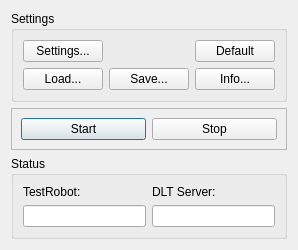
HugoCunha/DLTTestRobot, file dialog.ui: the form before one commit.
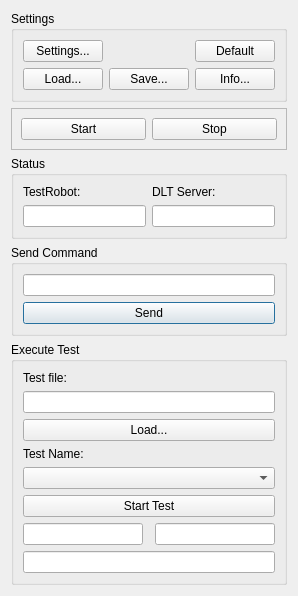
The form after the commit.

The edit to the form file:
```diff
--- a/dialog.ui
+++ b/dialog.ui
@@ -7,7 +7,7 @@
     <x>0</x>
     <y>0</y>
     <width>294</width>
-    <height>242</height>
+    <height>583</height>
    </rect>
   </property>
   <property name="sizePolicy">
@@ -34,6 +34,25 @@
    <bool>true</bool>
   </property>
   <layout class="QGridLayout" name="gridLayout">
+   <item row="3" column="0">
+    <widget class="QGroupBox" name="groupBox">
+     <property name="title">
+      <string>Send Command</string>
+     </property>
+     <layout class="QVBoxLayout" name="verticalLayout">
+      <item>
+       <widget class="QLineEdit" name="lineEditMessage"/>
+      </item>
+      <item>
+       <widget class="QPushButton" name="pushButtonSend">
+        <property name="text">
+         <string>Send</string>
+        </property>
+       </widget>
+      </item>
+     </layout>
+    </widget>
+   </item>
    <item row="1" column="0">
     <widget class="QFrame" name="frame">
      <property name="frameShape">
@@ -72,43 +91,6 @@
      </layout>
     </widget>
    </item>
-   <item row="2" column="0">
-    <widget class="QGroupBox" name="groupBox_8">
-     <property name="title">
-      <string>Status</string>
-     </property>
-     <layout class="QGridLayout" name="gridLayout_3">
-      <item row="0" column="1">
-       <widget class="QLabel" name="label_7">
-        <property name="text">
-         <string>DLT Server:</string>
-        </property>
-       </widget>
-      </item>
-      <item row="1" column="1">
-       <widget class="QLineEdit" name="lineEditStatusDLT">
-        <property name="readOnly">
-         <bool>true</bool>
-        </property>
-       </widget>
-      </item>
-      <item row="0" column="0">
-       <widget class="QLabel" name="label_4">
-        <property name="text">
-         <string>TestRobot:</string>
-        </property>
-       </widget>
-      </item>
-      <item row="1" column="0">
-       <widget class="QLineEdit" name="lineEditStatusTestRobot">
-        <property name="readOnly">
-         <bool>true</bool>
-        </property>
-       </widget>
-      </item>
-     </layout>
-    </widget>
-   </item>
    <item row="0" column="0">
     <widget class="QGroupBox" name="groupBox_6">
      <property name="title">
@@ -153,6 +135,111 @@
      </layout>
     </widget>
    </item>
+   <item row="2" column="0">
+    <widget class="QGroupBox" name="groupBox_8">
+     <property name="title">
+      <string>Status</string>
+     </property>
+     <layout class="QGridLayout" name="gridLayout_3">
+      <item row="0" column="1">
+       <widget class="QLabel" name="label_7">
+        <property name="text">
+         <string>DLT Server:</string>
+        </property>
+       </widget>
+      </item>
+      <item row="1" column="1">
+       <widget class="QLineEdit" name="lineEditStatusDLT">
+        <property name="readOnly">
+         <bool>true</bool>
+        </property>
+       </widget>
+      </item>
+      <item row="0" column="0">
+       <widget class="QLabel" name="label_4">
+        <property name="text">
+         <string>TestRobot:</string>
+        </property>
+       </widget>
+      </item>
+      <item row="1" column="0">
+       <widget class="QLineEdit" name="lineEditStatusTestRobot">
+        <property name="readOnly">
+         <bool>true</bool>
+        </property>
+       </widget>
+      </item>
+     </layout>
+    </widget>
+   </item>
+   <item row="4" column="0">
+    <widget class="QGroupBox" name="groupBox_2">
+     <property name="title">
+      <string>Execute Test</string>
+     </property>
+     <layout class="QGridLayout" name="gridLayout_4">
+      <item row="6" column="2">
+       <widget class="QLineEdit" name="lineEditTestSize">
+        <property name="readOnly">
+         <bool>true</bool>
+        </property>
+       </widget>
+      </item>
+      <item row="5" column="0" colspan="3">
+       <widget class="QPushButton" name="pushButtonStartTest">
+        <property name="text">
+         <string>Start Test</string>
+        </property>
+       </widget>
+      </item>
+      <item row="4" column="0" colspan="3">
+       <widget class="QComboBox" name="comboBoxTest"/>
+      </item>
+      <item row="3" column="0">
+       <widget class="QLabel" name="label_2">
+        <property name="text">
+         <string>Test Name:</string>
+        </property>
+       </widget>
+      </item>
+      <item row="2" column="0" colspan="3">
+       <widget class="QPushButton" name="pushButtonTestLoad">
+        <property name="text">
+         <string>Load...</string>
+        </property>
+       </widget>
+      </item>
+      <item row="1" column="0" colspan="3">
+       <widget class="QLineEdit" name="lineEditTestFile">
+        <property name="readOnly">
+         <bool>true</bool>
+        </property>
+       </widget>
+      </item>
+      <item row="0" column="0">
+       <widget class="QLabel" name="label">
+        <property name="text">
+         <string>Test file:</string>
+        </property>
+       </widget>
+      </item>
+      <item row="6" column="0">
+       <widget class="QLineEdit" name="lineEditTestNum">
+        <property name="readOnly">
+         <bool>true</bool>
+        </property>
+       </widget>
+      </item>
+      <item row="7" column="0" colspan="3">
+       <widget class="QLineEdit" name="lineEditTestCommand">
+        <property name="readOnly">
+         <bool>true</bool>
+        </property>
+       </widget>
+      </item>
+     </layout>
+    </widget>
+   </item>
   </layout>
  </widget>
  <resources/>
```
